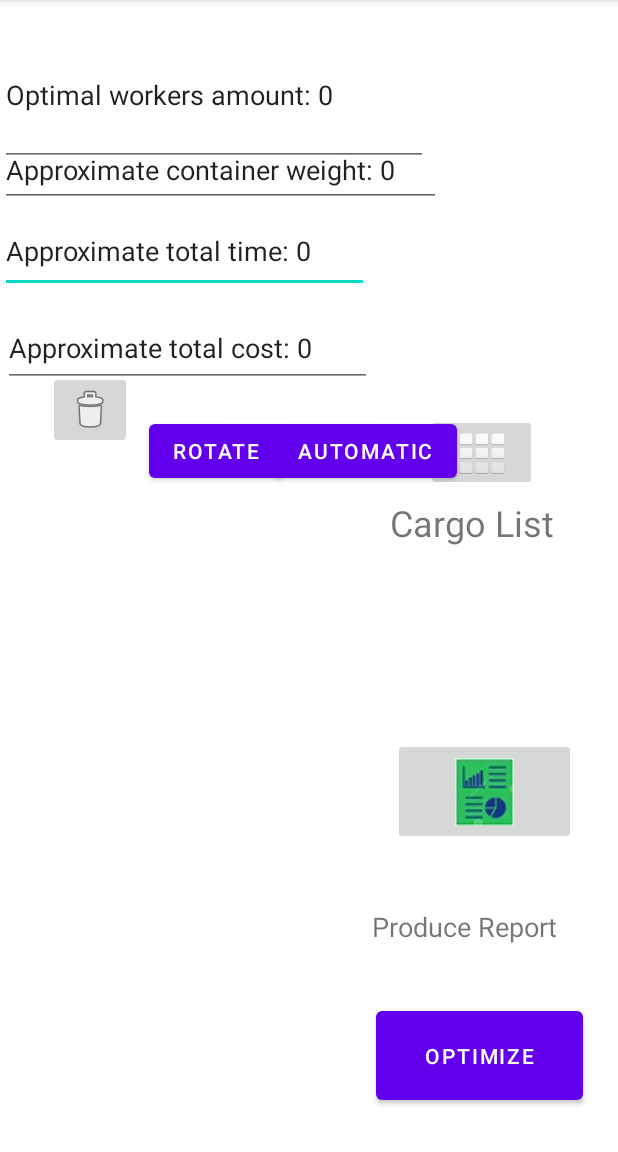
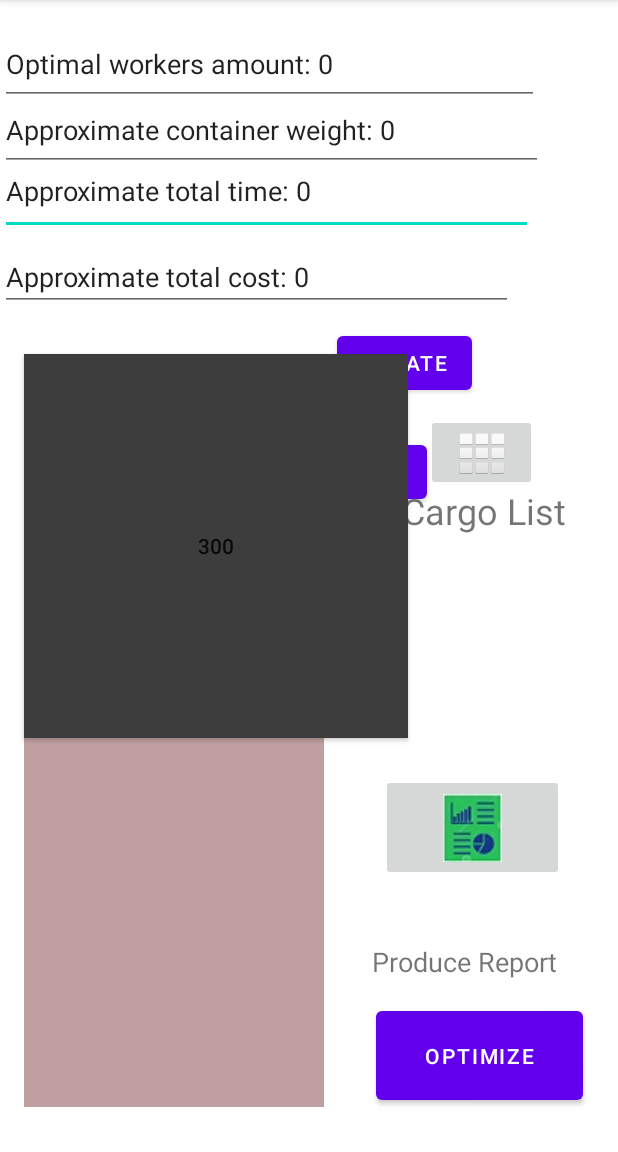
Before and after one commit to jawadrammal/FinalProject, an Android app: the CargoInContainer screen opened directly, with no data from a screen before it, after a tap on "AUTOMATIC", on a phone screen of 412 x 824 dp, the part 84-1236 px from its top. Run offline under Robolectric (Android 15) with nearby library versions, the phone set to English and light mode, and no system bars.

Commit message:
change in layout edit text names

```diff
--- a/app/src/main/java/com/example/myapplication/CargoButton.java
+++ b/app/src/main/java/com/example/myapplication/CargoButton.java
@@ -3,6 +3,7 @@ package com.example.myapplication;
 import android.content.Context;
 import android.graphics.Color;
 import android.graphics.drawable.GradientDrawable;
+import android.util.TypedValue;
 import android.view.MotionEvent;
 import android.view.View;
 import android.widget.Button;
@@ -32,11 +33,10 @@ public class CargoButton extends androidx.appcompat.widget.AppCompatButton {
         for (int i=0;i<MainActivity.CargoList.size();i++)
             if (MainActivity.CargoList.get(i).objectid==objectId)
                cargo = MainActivity.CargoList.get(i);
-            width1=cargo.width.intValue();
-            length1=cargo.length.intValue();
+        //dpToPx(cargo.width.floatValue(),this.getContext());
+            width1= (int) Math.ceil(dpToPx(cargo.width.floatValue(),this.getContext())*MainActivity.MainInfo.CargoPercentage);
+            length1=(int) Math.ceil(dpToPx(cargo.length.floatValue(),this.getContext())*MainActivity.MainInfo.CargoPercentage);
         ConstraintLayout.LayoutParams lp = new ConstraintLayout.LayoutParams(width1,length1);
-        //this.setpa
-        lp.setMargins(10, 10, 10, 10);
         this.setLayoutParams(lp);
         setTouchListener();
         this.objectId = objectId;
@@ -269,7 +269,9 @@ public class CargoButton extends androidx.appcompat.widget.AppCompatButton {
         });
     }
 
-
+    public static int dpToPx(float dp, Context context) {
+        return (int) TypedValue.applyDimension(TypedValue.COMPLEX_UNIT_DIP, dp, context.getResources().getDisplayMetrics());
+    }
     public void setWidth1(int width) {
         this.width1 = width;
     }
--- a/app/src/main/java/com/example/myapplication/CargoInContainer.java
+++ b/app/src/main/java/com/example/myapplication/CargoInContainer.java
@@ -3,24 +3,26 @@ package com.example.myapplication;
 import androidx.appcompat.app.AppCompatActivity;
 import androidx.constraintlayout.widget.ConstraintLayout;
 
+import android.content.Context;
 import android.content.Intent;
 import android.os.Bundle;
 import android.util.Pair;
+import android.util.TypedValue;
 import android.view.View;
-import android.widget.Button;
 import android.widget.EditText;
+import android.widget.ImageButton;
 
 import java.util.ArrayList;
 
 public class CargoInContainer extends AppCompatActivity {
     ConstraintLayout cL;
-    public static Button deleteButton;
+    public static ImageButton deleteButton;
     @Override
     protected void onCreate(Bundle savedInstanceState) {
         super.onCreate(savedInstanceState);
         setContentView(R.layout.activity_cargo_in_container);
         cL = (ConstraintLayout) findViewById(R.id.constraintLayout);
-        deleteButton = (Button) findViewById(R.id.deletebutton);
+        deleteButton = (ImageButton) findViewById(R.id.deletebutton);
         deleteButton.setVisibility(View.INVISIBLE);
     }
 
@@ -38,7 +40,7 @@ public class CargoInContainer extends AppCompatActivity {
             {
                 Cargo tempCr = MainActivity.CargoList.get(i);
                 if (tempCr.Selected==true) {
-                    CargoButton newButton = new CargoButton(this, tempCr.objectid, 975, 1375);
+                    CargoButton newButton = new CargoButton(this, tempCr.objectid, MainActivity.MainInfo.screenWidth*MainActivity.MainInfo.buttonWidthPercentage, MainActivity.MainInfo.screenHeight*MainActivity.MainInfo.buttonHeightPercentage);
                     CargoTablePage.buttons.add(newButton);
                     cL.addView(newButton);
                     MainActivity.MainInfo.totalWeight+=MainActivity.CargoList.get(i).weight;
@@ -102,7 +104,7 @@ public class CargoInContainer extends AppCompatActivity {
 
         ConstraintLayout.LayoutParams lp = new ConstraintLayout.LayoutParams( cargoButton.getLayoutParams().height,cargoButton.getLayoutParams().width);
         //this.setpa
-        lp.setMargins(10, 10, 10, 10);
+        //lp.setMargins(10, 10, 10, 10);
         cargoButton.setLayoutParams(lp);
         int temp=cargoButton.width1;
         cargoButton.setWidth(cargoButton.length1);
@@ -118,12 +120,15 @@ public class CargoInContainer extends AppCompatActivity {
     public ArrayList<CargoButton> AutoInitialSolution( )
     {
        //ConstraintLayout cL2 = (ConstraintLayout) findViewById(R.id.layoutIn);
-        int x = 975, y = 1375;
+        float x1,y1;
+        float x,y;
+       x1= ((View)findViewById(R.id.Container)).getX(); //44
+       y1= ((View)findViewById(R.id.Container)).getY();//517
         ArrayList<CargoButton> cargoButtonArrayList =new ArrayList<CargoButton>();
         for (int i=0;i<MainActivity.CargoList.size();i++) {
             Cargo tempCr = MainActivity.CargoList.get(i);
 
-            CargoButton newButton =new CargoButton(this, tempCr.objectid, 0,0);
+            CargoButton newButton =new CargoButton(this, tempCr.objectid, x1,y1);
             Pair<Integer,Integer> coordinates = getSpaceCoordinates(newButton);
             if (coordinates!= null) {
                 x = coordinates.first;
@@ -139,12 +144,13 @@ public class CargoInContainer extends AppCompatActivity {
     }
   Pair<Integer, Integer> getSpaceCoordinates(CargoButton newButton)
     {
-        float x = 0,y = 0;
+        float x = 0,y = 0,x1,y1;
         boolean hooffem=false;
         x=newButton.getX();
         y=newButton.getY();
         CargoButton cargoButton1 = null;
-
+        x1= ((View)findViewById(R.id.Container)).getX(); //44
+        y1= ((View)findViewById(R.id.Container)).getY();//517
         //check space algorithm
         int size=autoButtons.size();
         if (size==0)
@@ -155,9 +161,11 @@ public class CargoInContainer extends AppCompatActivity {
      //  hooffem = cargoButton1.checkhooffeem(newButton);
        //while (hooffem==true) {
         //for on y
-        for (int j=0; j< 456 ; j++) { //for on x
-            for (int i = 0; i < 234; i++) {
-                if (i+newButton.width1>234)
+        for (float j=y1; j< dpToPx(502,this.getApplicationContext())+y1 ; j++) { //for on x
+            for (float i = x1; i < dpToPx(200,this.getApplicationContext())+x1; i++) {
+                if (i+newButton.width1>dpToPx(200,this.getApplicationContext())+x1)
+                    break;
+                if (j+newButton.length1>dpToPx(502,this.getApplicationContext())+y1)
                     break;
                 newButton.setX(i);
                 newButton.setY(j);
@@ -187,4 +195,7 @@ public class CargoInContainer extends AppCompatActivity {
 
         return new Pair<>(1,1);
     }
+    public static int dpToPx(float dp, Context context) {
+        return (int) TypedValue.applyDimension(TypedValue.COMPLEX_UNIT_DIP, dp, context.getResources().getDisplayMetrics());
+    }
 }
--- a/app/src/main/java/com/example/myapplication/InfoHolder.java
+++ b/app/src/main/java/com/example/myapplication/InfoHolder.java
@@ -7,6 +7,8 @@ public class InfoHolder {
     int totalWorkers;
     float screenWidth;
     float screenHeight;
+    float ContainerStartX;
+    float ContainerStartY;
     float buttonWidthPercentage;
     float buttonHeightPercentage;
     float CargoPercentage;
--- a/app/src/main/java/com/example/myapplication/MainActivity.java
+++ b/app/src/main/java/com/example/myapplication/MainActivity.java
@@ -71,7 +71,8 @@ public class MainActivity extends AppCompatActivity {
         MainInfo.buttonWidthPercentage= (float) (674.0/1080.0);
         MainInfo.buttonHeightPercentage= (float) (927.0/2040.0);
         MainInfo.CargoPercentage = (float) (200.0/234.8);
-
+        MainInfo.ContainerStartX = (float) (44/1080.0);
+        MainInfo.ContainerStartY = (float) (517/2040.0);
         setContentView(R.layout.managerpage);
 
     }
--- a/app/src/main/res/layout/activity_cargo_in_container.xml
+++ b/app/src/main/res/layout/activity_cargo_in_container.xml
@@ -20,17 +20,20 @@
         tools:context=".MainActivity">
 
         <ImageButton
-            android:id="@+id/imageButton"
+            android:id="@+id/deletebutton"
             android:layout_width="wrap_content"
             android:layout_height="wrap_content"
             android:layout_marginTop="44dp"
+            android:onClick="deleteCargoButton"
+            android:visibility="invisible"
             app:layout_constraintBottom_toBottomOf="parent"
             app:layout_constraintEnd_toEndOf="parent"
-            app:layout_constraintHorizontal_bias="0.09"
+            app:layout_constraintHorizontal_bias="0.921"
             app:layout_constraintStart_toStartOf="parent"
             app:layout_constraintTop_toTopOf="parent"
-            app:layout_constraintVertical_bias="0.303"
-            app:srcCompat="@android:drawable/ic_menu_delete" />
+            app:layout_constraintVertical_bias="0.265"
+            app:srcCompat="@android:drawable/ic_menu_delete"
+            tools:visibility="invisible" />
 
         <TextView
             android:id="@+id/textView5"
@@ -42,7 +45,7 @@
             app:layout_constraintBottom_toBottomOf="parent"
             app:layout_constraintStart_toStartOf="parent"
             app:layout_constraintTop_toTopOf="parent"
-            app:layout_constraintVertical_bias="0.855" />
+            app:layout_constraintVertical_bias="0.888" />
 
         <Button
             android:id="@+id/ArrangementPlan"
@@ -60,8 +63,8 @@
             android:id="@+id/textView2"
             android:layout_width="126dp"
             android:layout_height="65dp"
-            android:layout_marginStart="260dp"
-            android:layout_marginTop="332dp"
+            android:layout_marginStart="268dp"
+            android:layout_marginTop="324dp"
             android:text="Cargo List"
             android:textSize="24sp"
             app:layout_constraintStart_toStartOf="parent"
@@ -76,6 +79,7 @@
             android:layout_marginEnd="54dp"
             android:onClick="OpenCargoPage"
             app:layout_constraintEnd_toEndOf="parent"
+            app:layout_constraintHorizontal_bias="0.892"
             app:layout_constraintStart_toEndOf="@+id/button5"
             app:layout_constraintStart_toStartOf="parent"
             app:layout_constraintTop_toTopOf="parent"
@@ -83,8 +87,8 @@
 
         <EditText
             android:id="@+id/TotalTime"
-            android:layout_width="246dp"
-            android:layout_height="55dp"
+            android:layout_width="355dp"
+            android:layout_height="58dp"
             android:ems="10"
             android:inputType="textPersonName"
             android:text="Approximate total time: 0"
@@ -93,26 +97,26 @@
             app:layout_constraintHorizontal_bias="0.0"
             app:layout_constraintStart_toStartOf="parent"
             app:layout_constraintTop_toTopOf="parent"
-            app:layout_constraintVertical_bias="0.196" />
+            app:layout_constraintVertical_bias="0.139" />
 
         <EditText
             android:id="@+id/TotalCost"
-            android:layout_width="246dp"
-            android:layout_height="52dp"
+            android:layout_width="342dp"
+            android:layout_height="39dp"
             android:ems="10"
             android:inputType="textPersonName"
             android:text="Approximate total cost: 0"
             app:layout_constraintBottom_toBottomOf="parent"
             app:layout_constraintEnd_toEndOf="parent"
-            app:layout_constraintHorizontal_bias="0.012"
+            app:layout_constraintHorizontal_bias="0.0"
             app:layout_constraintStart_toStartOf="parent"
             app:layout_constraintTop_toTopOf="parent"
-            app:layout_constraintVertical_bias="0.288" />
+            app:layout_constraintVertical_bias="0.231" />
 
         <EditText
             android:id="@+id/TotalWorkers"
-            android:layout_width="285dp"
-            android:layout_height="0dp"
+            android:layout_width="359dp"
+            android:layout_height="54dp"
             android:layout_marginTop="16dp"
             android:layout_marginBottom="166dp"
             android:ems="10"
@@ -127,8 +131,8 @@
 
         <EditText
             android:id="@+id/TotalWeight"
-            android:layout_width="294dp"
-            android:layout_height="49dp"
+            android:layout_width="362dp"
+            android:layout_height="54dp"
             android:ems="10"
             android:inputType="textPersonName"
             android:text="Approximate container weight: 0"
@@ -137,56 +141,56 @@
             app:layout_constraintHorizontal_bias="0.0"
             app:layout_constraintStart_toStartOf="parent"
             app:layout_constraintTop_toTopOf="parent"
-            app:layout_constraintVertical_bias="0.123" />
+            app:layout_constraintVertical_bias="0.084" />
 
         <ImageButton
             android:id="@+id/imageButton9"
             android:layout_width="122dp"
             android:layout_height="71dp"
-            android:layout_marginTop="492dp"
-            android:layout_marginEnd="28dp"
+            android:layout_marginTop="516dp"
+            android:layout_marginEnd="36dp"
             app:layout_constraintEnd_toEndOf="parent"
             app:layout_constraintTop_toTopOf="parent"
             app:srcCompat="@drawable/reportbtn" />
 
         <Button
-            android:id="@+id/deletebutton"
-            android:layout_width="wrap_content"
-            android:layout_height="wrap_content"
-            android:layout_marginEnd="54dp"
-            android:layout_marginBottom="246dp"
-            android:onClick="deleteCargoButton"
-            android:text="delete"
-            app:layout_constraintBottom_toBottomOf="parent"
-            app:layout_constraintEnd_toEndOf="parent"
-            app:layout_constraintTop_toBottomOf="@+id/TotalWorkers"
-            tools:visibility="invisible" />
-
-        <Button
             android:id="@+id/button5"
             android:layout_width="wrap_content"
             android:layout_height="wrap_content"
-            android:layout_marginStart="98dp"
-            android:layout_marginEnd="93dp"
-            android:layout_marginBottom="443dp"
             android:onClick="rotate"
             android:text="rotate"
             app:layout_constraintBottom_toBottomOf="parent"
-            app:layout_constraintEnd_toStartOf="@+id/CargoList"
+            app:layout_constraintEnd_toEndOf="parent"
+            app:layout_constraintHorizontal_bias="0.697"
             app:layout_constraintStart_toStartOf="parent"
-            app:layout_constraintTop_toBottomOf="@+id/TotalWorkers" />
+            app:layout_constraintTop_toTopOf="parent"
+            app:layout_constraintVertical_bias="0.303" />
 
         <Button
             android:id="@+id/button6"
             android:layout_width="wrap_content"
             android:layout_height="wrap_content"
-            android:layout_marginStart="83dp"
-            android:layout_marginEnd="82dp"
             android:onClick="automaticSolution"
             android:text="automatic"
-            app:layout_constraintBaseline_toBaselineOf="@+id/button5"
-            app:layout_constraintEnd_toEndOf="@+id/textView2"
-            app:layout_constraintStart_toStartOf="@+id/button5" />
+            app:layout_constraintBottom_toBottomOf="parent"
+            app:layout_constraintEnd_toEndOf="parent"
+            app:layout_constraintHorizontal_bias="0.562"
+            app:layout_constraintStart_toStartOf="parent"
+            app:layout_constraintTop_toTopOf="parent"
+            app:layout_constraintVertical_bias="0.404" />
+
+        <View
+            android:id="@+id/Container"
+            android:layout_width="200dp"
+            android:layout_height="502.333901188dp"
+            android:background="#AC8A8A"
+            android:backgroundTint="#BF9F9F"
+            app:layout_constraintBottom_toBottomOf="parent"
+            app:layout_constraintEnd_toEndOf="parent"
+            app:layout_constraintHorizontal_bias="0.075"
+            app:layout_constraintStart_toStartOf="parent"
+            app:layout_constraintTop_toTopOf="parent"
+            app:layout_constraintVertical_bias="0.886" />
 
     </androidx.constraintlayout.widget.ConstraintLayout>
 
--- a/app/src/main/res/layout/addcargopage.xml
+++ b/app/src/main/res/layout/addcargopage.xml
@@ -27,10 +27,9 @@
             android:layout_height="wrap_content"
             android:layout_marginTop="376dp"
             android:layout_marginEnd="52dp"
-            android:layout_marginRight="52dp"
             android:ems="10"
             android:inputType="textPersonName"
-            android:text="0"
+            android:text="300"
             app:layout_constraintEnd_toEndOf="parent"
             app:layout_constraintTop_toTopOf="parent" />
 
@@ -40,10 +39,9 @@
             android:layout_height="wrap_content"
             android:layout_marginTop="284dp"
             android:layout_marginEnd="48dp"
-            android:layout_marginRight="48dp"
             android:ems="10"
             android:inputType="textPersonName"
-            android:text="0"
+            android:text="300"
             app:layout_constraintEnd_toEndOf="parent"
             app:layout_constraintTop_toTopOf="parent" />
 
@@ -53,10 +51,9 @@
             android:layout_height="wrap_content"
             android:layout_marginTop="508dp"
             android:layout_marginEnd="16dp"
-            android:layout_marginRight="16dp"
             android:ems="10"
             android:inputType="textPersonName"
-            android:text="0"
+            android:text="300"
             app:layout_constraintEnd_toEndOf="parent"
             app:layout_constraintTop_toTopOf="parent" />
 
@@ -171,10 +168,9 @@
             android:layout_height="wrap_content"
             android:layout_marginTop="204dp"
             android:layout_marginEnd="44dp"
-            android:layout_marginRight="44dp"
             android:ems="10"
             android:inputType="textPersonName"
-            android:text="0"
+            android:text="300"
             app:layout_constraintEnd_toEndOf="parent"
             app:layout_constraintTop_toTopOf="parent" />
 
@@ -184,10 +180,9 @@
             android:layout_height="wrap_content"
             android:layout_marginTop="128dp"
             android:layout_marginEnd="44dp"
-            android:layout_marginRight="44dp"
             android:ems="10"
             android:inputType="textPersonName"
-            android:text="0"
+            android:text="300"
             app:layout_constraintEnd_toEndOf="parent"
             app:layout_constraintTop_toTopOf="parent" />
 
@@ -197,10 +192,9 @@
             android:layout_height="wrap_content"
             android:layout_marginTop="452dp"
             android:layout_marginEnd="48dp"
-            android:layout_marginRight="48dp"
             android:ems="10"
             android:inputType="textPersonName"
-            android:text="0"
+            android:text="300"
             app:layout_constraintEnd_toEndOf="parent"
             app:layout_constraintTop_toTopOf="parent" />
 
```
